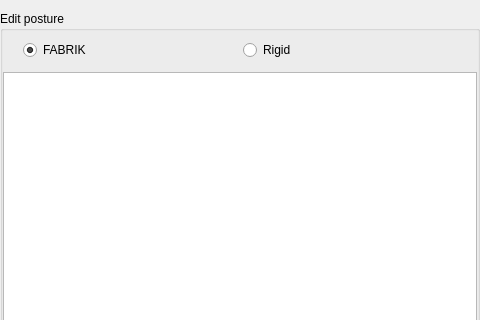
Qt form GUI/SideWidgetComponents/EditPosture.ui (istee/cor3d) before a commit; both pictures show x 0 to 480 and y 0 to 320 of the 480 by 640 pixel window.
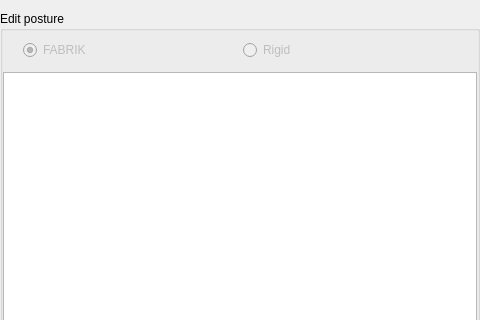
The same form after that commit. Custom widgets are drawn as their Qt base class.

Commit message: FABRIK and RIGID algorithms completed. EditPostureJoint added

Patch:
```diff
--- a/GUI/SideWidgetComponents/EditPosture.ui
+++ b/GUI/SideWidgetComponents/EditPosture.ui
@@ -44,7 +44,10 @@
          <number>6</number>
         </property>
         <item>
-         <widget class="QRadioButton" name="radioButton_2">
+         <widget class="QRadioButton" name="fabrikRadioButton">
+          <property name="enabled">
+           <bool>false</bool>
+          </property>
           <property name="text">
            <string>FABRIK</string>
           </property>
@@ -57,7 +60,10 @@
          </widget>
         </item>
         <item>
-         <widget class="QRadioButton" name="radioButton">
+         <widget class="QRadioButton" name="rigidRadioButton">
+          <property name="enabled">
+           <bool>false</bool>
+          </property>
           <property name="text">
            <string>Rigid</string>
           </property>
```
The commit also changes 38 other files.
